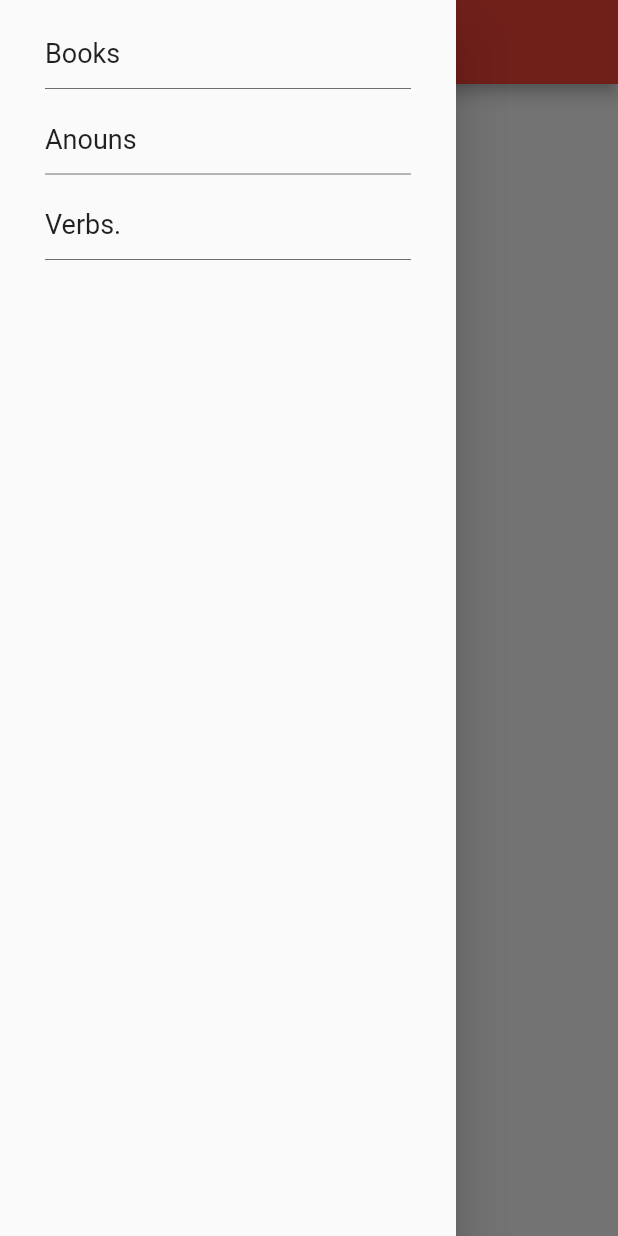
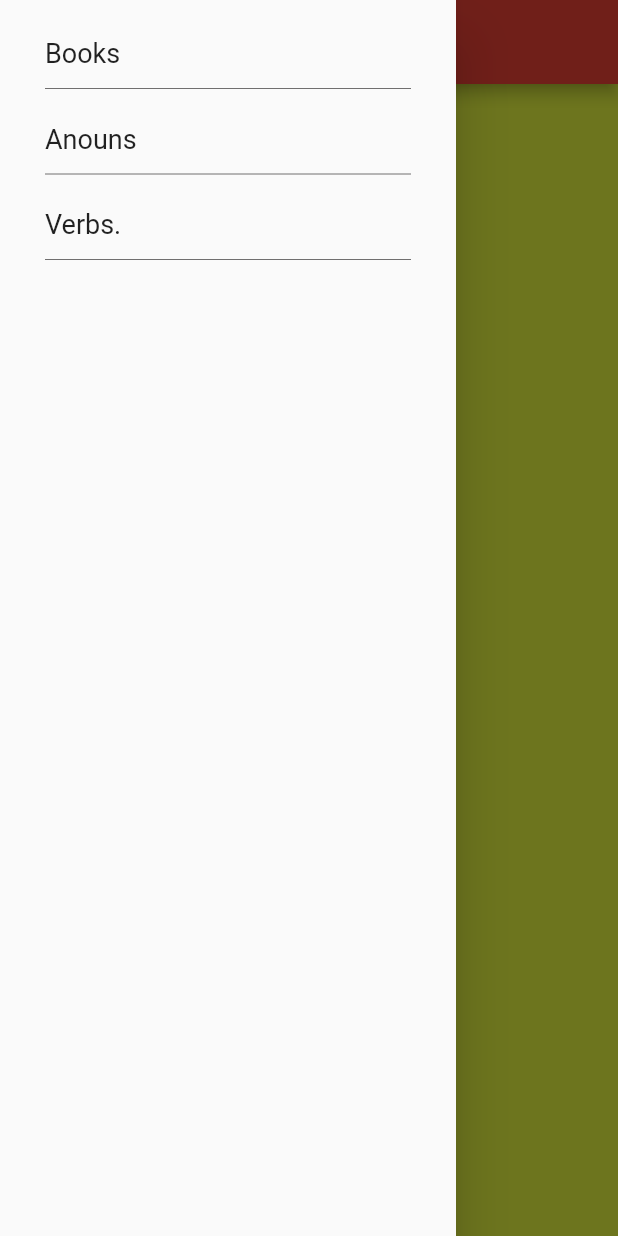
Before and after one commit to eduardoandd/trilhaap, a Flutter app: the MainPageTeacher screen opened directly, with the side drawer open, on a phone screen of 412 x 824 dp. Run offline on Flutter 3.47's test engine with Material 2 defaults, Android fonts, the phone set to English and light mode, and no system bars; our stand-ins replace google_fonts.

Commit message:
view page teacher

```diff
--- a/lib/pages/login_page.dart
+++ b/lib/pages/login_page.dart
@@ -6,7 +6,7 @@ import 'package:flutter/material.dart';
 import 'package:flutter/src/foundation/key.dart';
 import 'package:flutter/src/widgets/framework.dart';
 import 'package:trilhaap/pages/main_page.dart';
-import 'login_page_teacher.dart' as teacher;
+import 'teacher/login_page_teacher.dart' as teacher;
 
 
 class LoginPage extends StatefulWidget {
--- a/lib/pages/my_app.dart
+++ b/lib/pages/my_app.dart
@@ -6,7 +6,7 @@ import 'package:google_fonts/google_fonts.dart';
 
 import 'expanded_pratica.dart';
 import 'main_page.dart' as home;
-import 'login_page_teacher.dart' as teacher;
+import 'teacher/login_page_teacher.dart' as teacher;
 import 'login_page.dart' as login;
 
 class MyApp extends StatelessWidget {
@@ -20,7 +20,7 @@ class MyApp extends StatelessWidget {
         primarySwatch: Colors.red,
         textTheme: GoogleFonts.robotoTextTheme(),
       ),
-      home: const login.LoginPage(),
+      home: const teacher.LoginPage(),
     );
   }
 }
--- /dev/null
+++ b/lib/pages/teacher/anous_teacher_page.dart
@@ -0,0 +1,20 @@
+import 'package:flutter/material.dart';
+import 'package:flutter/src/foundation/key.dart';
+import 'package:flutter/src/widgets/framework.dart';
+
+class AnounsTeacherPage extends StatelessWidget {
+  final String texto;
+  const AnounsTeacherPage({Key? key, required this.texto}) : super(key: key);
+
+  @override
+  Widget build(BuildContext context) {
+    return Scaffold(
+      backgroundColor: Colors.limeAccent,
+      body: Center(
+        child: Container(
+          child: Text(texto),
+        ),
+      ),
+    );
+  }
+}
--- a/lib/pages/login_page_teacher.dart
+++ b/lib/pages/teacher/login_page_teacher.dart
@@ -6,8 +6,8 @@ import 'dart:math';
 
 import 'package:flutter/cupertino.dart';
 import 'package:flutter/material.dart';
-import 'package:trilhaap/pages/main_page_teacher.dart';
-import 'login_page.dart' as login;
+import 'package:trilhaap/pages/teacher/main_page_teacher.dart';
+import '../login_page.dart' as login;
 
 
 class LoginPage extends StatefulWidget {
--- a/lib/pages/main_page_teacher.dart
+++ b/lib/pages/teacher/main_page_teacher.dart
@@ -2,7 +2,9 @@ import 'package:flutter/cupertino.dart';
 import 'package:flutter/material.dart';
 import 'package:flutter/src/foundation/key.dart';
 import 'package:flutter/src/widgets/framework.dart';
-import 'package:trilhaap/pages/verbs_teacher.dart';
+import 'package:trilhaap/pages/teacher/anous_teacher_page.dart';
+import 'package:trilhaap/pages/teacher/random_word._teacher_page.dart';
+import 'package:trilhaap/pages/teacher/verbs_teacher_page.dart';
 
 class MainPageTeacher extends StatefulWidget {
   const MainPageTeacher({Key? key}) : super(key: key);
@@ -52,7 +54,7 @@ class _MainPageTeacherState extends State<MainPageTeacher> {
                     onTap:() {
                       Navigator.pop(context);
                       Navigator.push(context, MaterialPageRoute(builder: (context) => const
-                      VerbsTeacher(texto: "Verbs")));
+                      VerbsTeacherPage(texto: "Verbs")));
                     },
                     child: Container(
                       padding: EdgeInsets.symmetric(vertical: 5),
@@ -61,14 +63,22 @@ class _MainPageTeacherState extends State<MainPageTeacher> {
                     ),
                   ),
                   const Divider(color: Color.fromARGB(255, 112, 111, 111),),
-
-
-
-
-
-
                 ]),
             ),
+          ),
+
+          body: PageView(
+            children: [
+              // Container(
+              //   child:VerbsTeacherPage(texto: 'Verbs',) ,
+              // ),
+              Container(
+                child: AnounsTeacherPage(texto: "Anouns"),
+              ),
+              Container(
+                child: RandomWordTeacherPage(texto: "Random word"),
+              ),
+            ],
           ),
       )
     );
```
Also changed, not shown: lib/pages/teacher/random_word._teacher_page.dart (added, +20 -0 lines), lib/pages/teacher/verbs_teacher_page.dart (added, +21 -0 lines), lib/pages/verbs_teacher.dart (deleted, +0 -13 lines).
